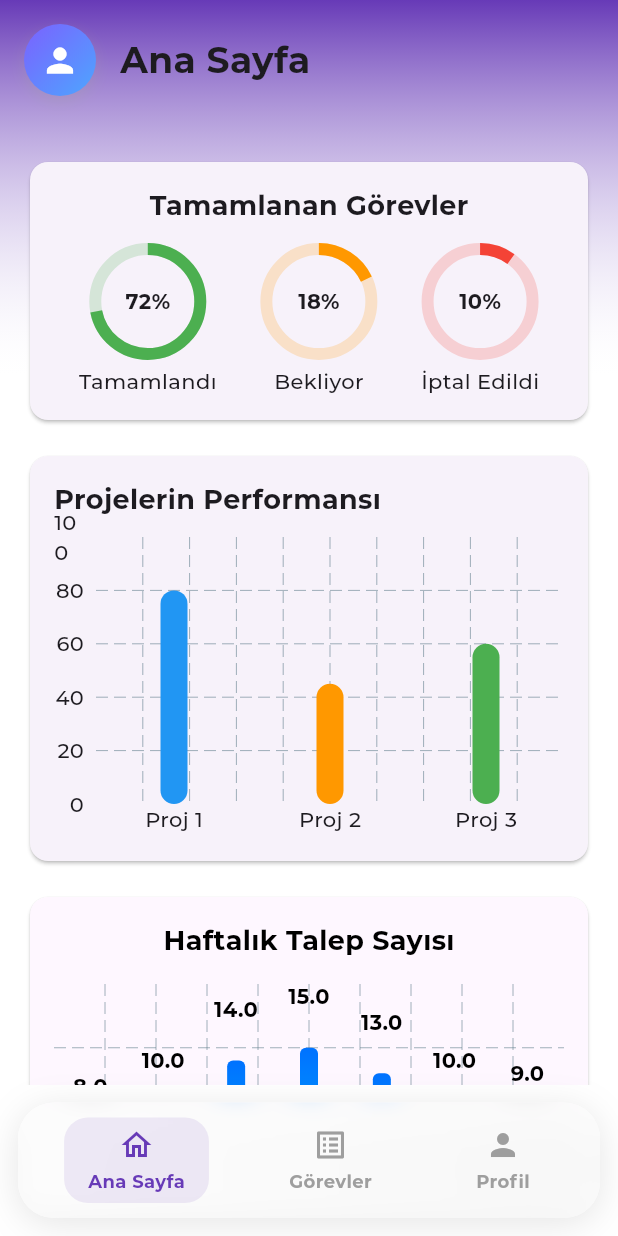
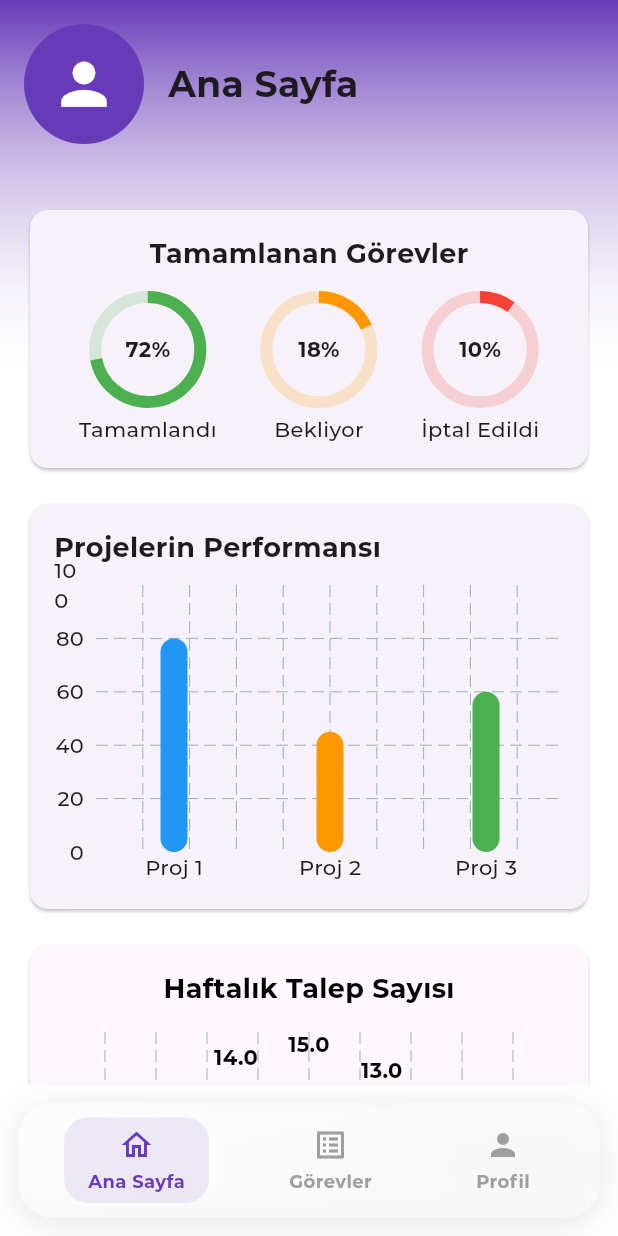
Before and after one commit to ysimsek94/project_management_app, a Flutter app: the HomePage screen opened by its route, on a phone screen of 412 x 824 dp. Run offline on Flutter 3.47's test engine with Material 3 defaults, Android fonts, the phone set to English and light mode, and no system bars; drawn by our look-alikes of fl_chart; our stand-ins replace awesome_snackbar_content, bloc, date_picker_timeline, device_info_plus, dio, equatable and 8 more; accounts and stored records are empty.

```diff
--- a/lib/features/home/presentation/pages/home_page.dart
+++ b/lib/features/home/presentation/pages/home_page.dart
@@ -3,12 +3,16 @@ import 'package:flutter_bloc/flutter_bloc.dart';
 import 'package:fl_chart/fl_chart.dart';
 
 import 'package:project_management_app/features/project/domain/usecases/get_projects_usecase.dart';
-import 'package:project_management_app/features/task/domain/usecases/get_tasks_by_project_id_usecase.dart';
 import 'package:project_management_app/features/task/domain/usecases/task_usecases.dart';
 import 'package:project_management_app/features/task/presentation/pages/task_list_page.dart';
 
+import 'package:project_management_app/injection.dart';
+
 import '../../../../core/preferences/AppPreferences.dart';
 import '../../../../core/utils/app_styles.dart';
+import '../../../profil/domain/usecases/profile_usecases.dart';
+import '../../../profil/presentation/bloc/profile_cubit.dart';
+import '../../../profil/presentation/pages/profile_page.dart';
 import '../../../task/presentation/bloc/task_cubit.dart';
 import 'package:project_management_app/core/extensions/theme_extensions.dart';
 import 'package:project_management_app/core/widgets/app_bottom_nav_bar.dart';
@@ -45,7 +49,11 @@ class _HomePageState extends State<HomePage> {
           taskUsecases: widget.taskUseCases,
         ),
       ),
-     // ProfilePage(), // Profil sayfası burada ekleniyor
+      // Profile sekmesi
+      BlocProvider(
+        create: (_) => ProfileCubit(getIt<ProfileUseCase>()),
+        child: const ProfilePage(),
+      ),
     ];
 
     return Scaffold(
@@ -84,27 +92,10 @@ class _HomePageState extends State<HomePage> {
                 child: Row(
                   crossAxisAlignment: CrossAxisAlignment.center,
                   children: [
-                    Container(
-                      width: 48,
-                      height: 48,
-                      decoration: BoxDecoration(
-                        shape: BoxShape.circle,
-                        gradient: const LinearGradient(
-                          colors: [Color(0xFF7B61FF), Color(0xFF4DA6FF)],
-                          begin: Alignment.topLeft,
-                          end: Alignment.bottomRight,
-                        ),
-                        boxShadow: [
-                          BoxShadow(
-                            color: Colors.grey.withOpacity(0.3),
-                            blurRadius: 8,
-                            offset: const Offset(0, 4),
-                          ),
-                        ],
-                      ),
-                      child: const Center(
-                        child: Icon(Icons.person, color: Colors.white, size: 26),
-                      ),
+                    CircleAvatar(
+                      radius: 40,
+                      backgroundColor: Theme.of(context).primaryColor,
+                      child: Icon(Icons.person, size: 45, color: Colors.white),
                     ),
                     const SizedBox(width: 16),
                     Text(
--- /dev/null
+++ b/lib/features/profil/data/datasources/profile_remote_data_source.dart
@@ -0,0 +1,6 @@
+import '../models/profile_model.dart';
+
+abstract class ProfileRemoteDataSource {
+  /// Kullanıcının profil verisini [userId] ile getirir
+  Future<ProfileModel> fetchProfile(String userId);
+}
--- /dev/null
+++ b/lib/features/profil/domain/entities/profile.dart
@@ -0,0 +1,13 @@
+class Profile {
+  final String id;
+  final String firstName;
+  final String lastName;
+  final String tckn;
+
+  Profile({
+    required this.id,
+    required this.firstName,
+    required this.lastName,
+    required this.tckn,
+  });
+}
--- /dev/null
+++ b/lib/features/profil/domain/repositories/profile_repository.dart
@@ -0,0 +1,6 @@
+import '../entities/profile.dart';
+
+abstract class ProfileRepository {
+  /// [userId] ile Profil bilgisini getirir
+  Future<Profile> getProfile(String userId);
+}
--- /dev/null
+++ b/lib/features/profil/domain/usecases/profile_usecases.dart
@@ -0,0 +1,11 @@
+import '../entities/profile.dart';
+import '../repositories/profile_repository.dart';
+
+class ProfileUseCase {
+  final ProfileRepository repository;
+  ProfileUseCase(this.repository);
+
+  Future<Profile> getProfile(String userId) async {
+    return await repository.getProfile(userId);
+  }
+}
--- /dev/null
+++ b/lib/features/profil/presentation/bloc/profile_cubit.dart
@@ -0,0 +1,26 @@
+import 'package:bloc/bloc.dart';
+import 'package:equatable/equatable.dart';
+
+import '../../domain/entities/profile.dart';
+import '../../domain/usecases/profile_usecases.dart';
+
+
+part 'profile_state.dart';
+
+/// Profil verisini yüklemek için Cubit
+class ProfileCubit extends Cubit<ProfileState> {
+  final ProfileUseCase profileUseCase;
+  ProfileCubit(this.profileUseCase) : super(ProfileInitial());
+
+  /// Login sonrası SharedPreferences’ta tuttuğun userId’yi buraya
+  /// verip çağırdığında API’den profil bilgisini çeker.
+  void getProfile(String userId) async {
+    emit(ProfileLoading());
+    try {
+      final profile = await profileUseCase.getProfile(userId);
+      emit(ProfileLoaded(profile));
+    } catch (e) {
+      emit(ProfileError('Bir hata oluştu: ${e.toString()}'));
+    }
+  }
+}
--- /dev/null
+++ b/lib/features/profil/presentation/bloc/profile_state.dart
@@ -0,0 +1,33 @@
+part of 'profile_cubit.dart';
+
+/// Profil ekranının alabileceği durumlar
+abstract class ProfileState extends Equatable {
+  const ProfileState();
+
+  @override
+  List<Object?> get props => [];
+}
+
+/// Başlangıç durumu
+class ProfileInitial extends ProfileState {}
+
+/// API çağrısı bekleniyor
+class ProfileLoading extends ProfileState {}
+
+/// API çağrısı başarılı, [profile] verisi var
+class ProfileLoaded extends ProfileState {
+  final Profile profile;
+  const ProfileLoaded(this.profile);
+
+  @override
+  List<Object?> get props => [profile];
+}
+
+/// API hata döndü veya beklenmeyen bir hata oldu
+class ProfileError extends ProfileState {
+  final String message;
+  const ProfileError(this.message);
+
+  @override
+  List<Object?> get props => [message];
+}
--- a/lib/main.dart
+++ b/lib/main.dart
@@ -19,14 +19,16 @@ import 'features/project/data/repositories/project_repository_impl.dart';
 import 'features/project/domain/usecases/get_projects_usecase.dart';
 import 'features/task/data/datasources/task_remote_data_source_impl.dart';
 import 'features/task/data/repositories/task_repository_impl.dart';
-import 'features/task/domain/usecases/get_tasks_by_project_id_usecase.dart';
 
 import 'features/task/domain/usecases/task_usecases.dart';
+import 'injection.dart';
 
 
 Future<void> main() async {
   WidgetsFlutterBinding.ensureInitialized();
   await AppPreferences.init();
+
+  configureDependencies();
 
   final dio = Dio();
   final apiService = ApiService(dio);
```
Also changed, not shown: lib/features/profil/data/datasources/profile_remote_data_source_impl.dart (added, +25 -0 lines), lib/features/profil/data/models/profile_model.dart (added, +24 -0 lines), lib/features/profil/data/repositories/profile_repository_impl.dart (added, +13 -0 lines), lib/features/profil/presentation/pages/profile_page.dart (added, +103 -0 lines), lib/injection.dart (added, +36 -0 lines).
